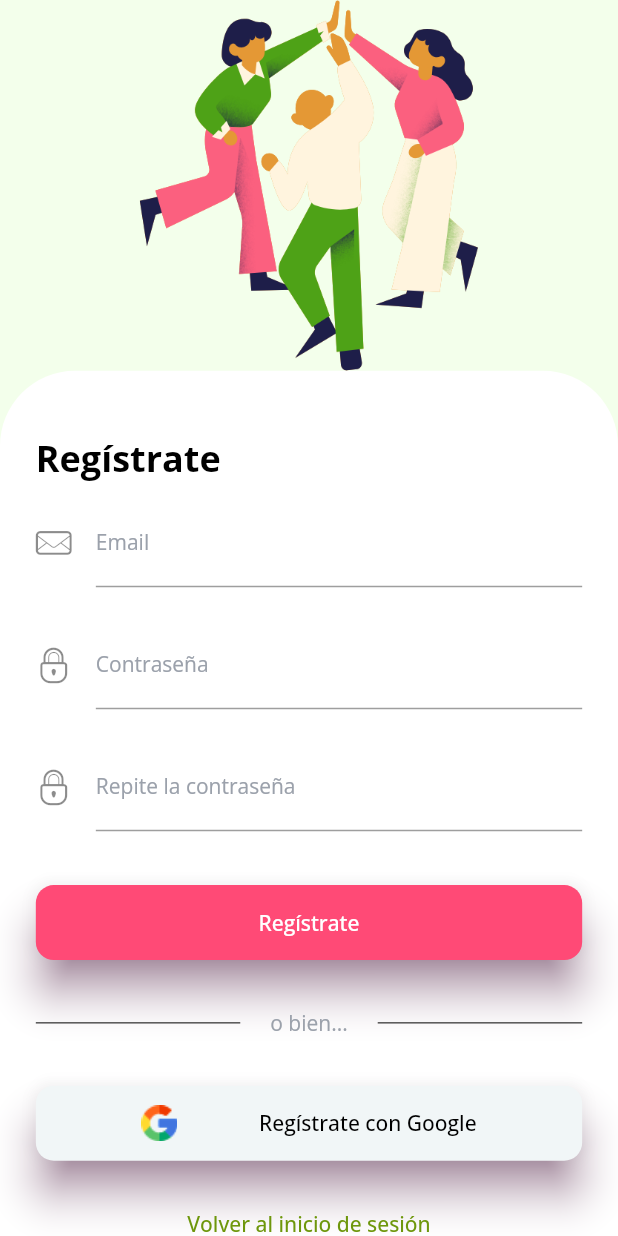
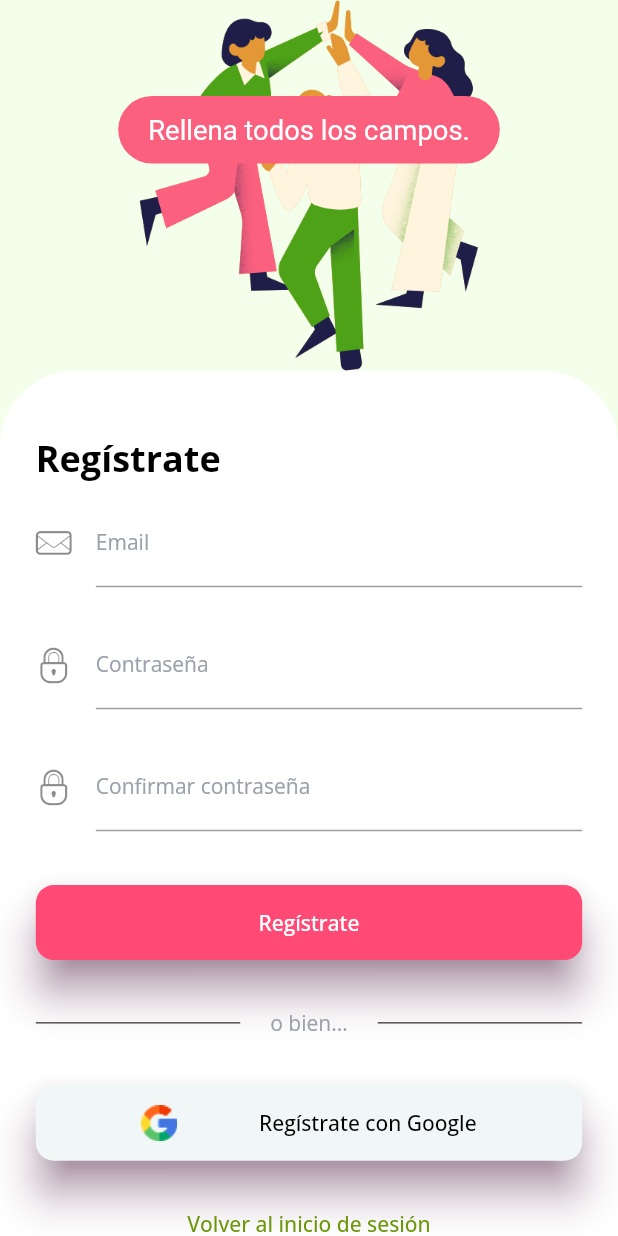
Before and after one commit to Elisallysa/finalProject_tothem, a Flutter app: the Signup screen opened directly, after a tap on "Regístrate", on a phone screen of 412 x 824 dp. Run offline on Flutter 3.47's test engine with Material 2 defaults, Android fonts, the phone set to English and light mode, and no system bars; our stand-ins replace equatable, firebase_auth, firebase_core, flutter_bloc, flutter_screenutil, fluttertoast and 2 more; accounts and stored records are empty; generated files the repository leaves out were written again; network calls fail.

Commit message:
Login and Sign up functional

```diff
--- a/lib/main2.dart
+++ b/lib/main2.dart
@@ -37,7 +37,8 @@ class TothemApp extends StatelessWidget {
               '/login': (_) => const Login(),
               '/signin': (_) => const Signup()
             },
-              )),
+            theme: TothemTheme.getTothemTheme()),
+      ),
     );
   }
 }
--- a/lib/screens/welcome/bloc/welcome_blocs.dart
+++ b/lib/screens/welcome/bloc/welcome_blocs.dart
@@ -3,19 +3,25 @@ import 'package:tothem/screens/welcome/bloc/welcome_events.dart';
 import 'package:tothem/screens/welcome/bloc/welcome_states.dart';
 
 class WelcomeBloc extends Bloc<WelcomeEvent, WelcomeState> {
-  WelcomeBloc() : super(WelcomeState()) {
+  WelcomeBloc() : super(const WelcomeState()) {
     on<MailEvent>(_mailEvent);
 
     on<PwdEvent>(_pwdEvent);
+
+    on<RePwdEvent>(_repeatPwdEvent);
   }
 
   void _mailEvent(MailEvent event, Emitter<WelcomeState> emit) {
-    print('myemail is ${event.mail}');
+    //print('myemail is ${event.mail}');
     emit(state.copyWith(mail: event.mail));
   }
 
   void _pwdEvent(PwdEvent event, Emitter<WelcomeState> emit) {
-    print('my pass is ${event.password}');
+    //print('my pass is ${event.password}');
     emit(state.copyWith(password: event.password));
   }
+
+  void _repeatPwdEvent(RePwdEvent event, Emitter<WelcomeState> emit) {
+    emit(state.copyWith(repeatPassword: event.repeatPassword));
+  }
 }
--- a/lib/screens/welcome/bloc/welcome_events.dart
+++ b/lib/screens/welcome/bloc/welcome_events.dart
@@ -1,15 +1,22 @@
-class WelcomeEvents {}
-
 abstract class WelcomeEvent {
+// Abstract class containing Log in and Sign up events.
   const WelcomeEvent();
 }
 
 class MailEvent extends WelcomeEvent {
+// MailEvent event class gets a String with the Email address value.
   final String mail;
   const MailEvent(this.mail);
 }
 
 class PwdEvent extends WelcomeEvent {
+// PwdEvent event class gets a String with the password value.
   final String password;
   const PwdEvent(this.password);
 }
+
+class RePwdEvent extends WelcomeEvent {
+  // RePwdEvent class gets a String with the repeat password value.
+  final String repeatPassword;
+  const RePwdEvent(this.repeatPassword);
+}
--- a/lib/screens/welcome/bloc/welcome_states.dart
+++ b/lib/screens/welcome/bloc/welcome_states.dart
@@ -1,12 +1,23 @@
+/// [WelcomeState] transmits the events happening in Log-in and Sign-up to BLoC
+/// in order to perform the corresponding logic.
 class WelcomeState {
-  int page;
   final String mail;
   final String password;
+  final String repeatPassword;
 
-  WelcomeState({this.page = 0, this.mail = "", this.password = ""});
+  /// [WelcomeState] unnamed constructor. [mail], [password] and [repeatPassword]
+  /// are optional named parameters. This way the constructor can be called without
+  /// explicitly setting the parameters' values.
+  const WelcomeState(
+      {this.mail = "", this.password = "", this.repeatPassword = ""});
 
-  WelcomeState copyWith({String? mail, String? password}) {
+  /// Allows the creation of an user object with or without the attributes declared
+  /// in [WelcomeState]. This copies the parameters of a previous object if any.
+  WelcomeState copyWith(
+      {String? mail, String? password, String? repeatPassword}) {
     return WelcomeState(
-        mail: mail ?? this.mail, password: password ?? this.password);
+        mail: mail ?? this.mail,
+        password: password ?? this.password,
+        repeatPassword: repeatPassword ?? this.repeatPassword);
   }
 }
--- a/lib/screens/welcome/signup_screen.dart
+++ b/lib/screens/welcome/signup_screen.dart
@@ -1,10 +1,6 @@
 import 'package:flutter/material.dart';
 import 'package:flutter_bloc/flutter_bloc.dart';
-import 'package:tothem/screens/welcome/bloc/welcome_events.dart';
-import 'package:tothem/screens/welcome/widgets/login_widgets.dart';
-import 'package:tothem/theme/tothem_theme.dart';
-import 'bloc/welcome_blocs.dart';
-import 'bloc/welcome_states.dart';
+import 'package:tothem/screens/screens.dart';
 
 class Signup extends StatefulWidget {
   const Signup({Key? key}) : super(key: key);
@@ -27,23 +23,40 @@ class _SignupState extends State<Signup> {
             child: Scaffold(
                 backgroundColor: TothemTheme.lightGreen,
                 body: SingleChildScrollView(
-                    child: buildSigninComponents(context, (value) {
+                    child: buildSignupComponents(context, (value) {
                   context.read<WelcomeBloc>().add(MailEvent(value));
                 }, (value) {
                   context.read<WelcomeBloc>().add(PwdEvent(value));
+                }, (value) {
+                  context.read<WelcomeBloc>().add(RePwdEvent(value));
+                }, () {
+                  WelcomeController(context: context).handleSignUp("mail");
+                }, () {
+                  WelcomeController(context: context).handleSignUp("google");
                 }))));
       }),
     );
   }
 }
 
-Widget buildSigninComponents(
+Widget buildSignupComponents(
     BuildContext context,
     void Function(String value)? mailFunction,
-    void Function(String value)? pwdFunction) {
+    void Function(String value)? pwdFunction,
+    void Function(String value)? rePwdFunction,
+    void Function() handleSignUp,
+    void Function() handleGoogleSignUp) {
   return Column(children: [
     buildUpperBox(context, 0.30, '9.png'),
     buildLowerBox(
-        context, Colors.white, false, 'Regístrate', mailFunction, pwdFunction)
+        context: context,
+        color: Colors.white,
+        wrongCredentials: false,
+        title: 'Regístrate',
+        mailFunction: mailFunction,
+        pwdFunction: pwdFunction,
+        rePwdFunction: rePwdFunction,
+        buttonFunction: handleSignUp,
+        googleButtonFunction: handleGoogleSignUp)
   ]);
 }
--- a/lib/screens/welcome/welcome_controller.dart
+++ b/lib/screens/welcome/welcome_controller.dart
@@ -1,7 +1,9 @@
 import 'package:firebase_auth/firebase_auth.dart';
 import 'package:flutter/material.dart';
 import 'package:flutter_bloc/flutter_bloc.dart';
+import 'package:google_sign_in/google_sign_in.dart';
 import 'package:tothem/screens/welcome/bloc/welcome_blocs.dart';
+import 'package:tothem/widgets/flutter_toast.dart';
 
 class WelcomeController {
   final BuildContext context;
@@ -17,16 +19,25 @@ class WelcomeController {
         String emailAddress = state.mail;
         String pwd = state.password;
         if (emailAddress.isEmpty) {
-          //TO DO
+          toastInfo(msg: "Introduce tu Email.");
         }
         if (pwd.isEmpty) {
-          //TO DO
+          toastInfo(msg: "Introduce tu contraseña.");
         }
         try {
           final credentials = await FirebaseAuth.instance
               .signInWithEmailAndPassword(email: emailAddress, password: pwd);
-          if (credentials.user == null) {}
-          if (!credentials.user!.emailVerified) {}
+          if (credentials.user == null) {
+            toastInfo(
+                msg:
+                    "Email no registrado. Revisa tu Email o regístrate en la página de registro.");
+          }
+          if (!credentials.user!.emailVerified) {
+            toastInfo(
+                msg:
+                    "Aún no has verificado tu cuenta. Por favor, revisa tus Emails y verifícala.",
+                backgroundColor: Colors.black);
+          }
 
           var user = credentials.user;
           if (user != null) {
@@ -34,10 +45,90 @@ class WelcomeController {
           } else {
             // We get an error when verifying user
           }
+        } on FirebaseAuthException catch (e) {
+          if (e.code == 'user-not-found') {
+            toastInfo(msg: "Usuario no encontrado.");
+          } else if (e.code == 'wrong-password') {
+            toastInfo(msg: "Contraseña incorrecta.");
+          } else if (e.code == 'invalid-email') {
+            toastInfo(msg: "El Email parece incorrecto. Revísalo.");
+          }
         } catch (e) {
-          print(e);
+          toastInfo(msg: "¡Ups! Error inesperado. Recarga la aplicación.");
         }
+      } else if (type == 'google') {
+        _handleGoogleSignIn();
       }
     } catch (e) {}
   }
+
+  Future<void> handleSignUp(String type) async {
+    try {
+      if (type == "mail") {
+        final state = context.read<WelcomeBloc>().state;
+        String emailAddress = state.mail;
+        String pwd = state.password;
+        String rePwd = state.repeatPassword;
+
+        if (emailAddress.isEmpty || pwd.isEmpty || rePwd.isEmpty) {
+          toastInfo(msg: "Rellena todos los campos.");
+        } else if (pwd != rePwd) {
+          toastInfo(msg: "Las contraseñas no coinciden.");
+        } else {
+          try {
+            final credentials = await FirebaseAuth.instance
+                .createUserWithEmailAndPassword(
+                    email: emailAddress, password: pwd);
+            if (credentials.user == null) {
+              toastInfo(
+                  msg:
+                      "Ha habido algún error en el registro. Pruebe otra vez.");
+            }
+            if (!credentials.user!.emailVerified) {
+              toastInfo(msg: "¡Bienvenido! Recuerda verificar tu Email.");
+              // TO DO: OPEN HOME
+            }
+
+            var user = credentials.user;
+            if (user != null) {
+              // We get a verified user from Firebase
+            } else {
+              // We get an error when verifying user
+            }
+          } on FirebaseAuthException catch (e) {
+            if (e.code == 'email-already-in-use') {
+              toastInfo(msg: "Esta cuenta ya está registrada.");
+            } else if (e.code == 'weak-password') {
+              toastInfo(
+                  msg: "La contraseña debe contener mínimo 6 caracteres.");
+            } else if (e.code == 'invalid-email') {
+              toastInfo(
+                  msg:
+                      "El Email parece incorrecto. Revísalo o utiliza otra dirección de Email.");
+            }
+          } catch (e) {
+            toastInfo(msg: "¡Ups! Error inesperado. Recarga la aplicación.");
+          }
+        }
+      } else if (type == 'google') {
+        _handleGoogleSignIn();
+      }
+    } catch (e) {}
+  }
+
+  /// Handles registering user with Google account.
+  Future<void> _handleGoogleSignIn() async {
+    // Begin interactive log in process
+    final GoogleSignInAccount? googleUser = await GoogleSignIn().signIn();
+
+    // Obtain authentication details from request
+    final GoogleSignInAuthentication googleAuth =
+        await googleUser!.authentication;
+
+    // Create credentials for the user
+    final credential = GoogleAuthProvider.credential(
+        accessToken: googleAuth.accessToken, idToken: googleAuth.idToken);
+
+    FirebaseAuth.instance.signInWithCredential(credential);
+  }
 }
--- a/lib/screens/welcome/widgets/login_widgets.dart
+++ b/lib/screens/welcome/widgets/login_widgets.dart
@@ -12,12 +12,15 @@ SizedBox buildUpperBox(
 }
 
 Container buildLowerBox(
-    BuildContext context,
-    Color color,
-    bool wrongCredentials,
-    String title,
-    void Function(String value)? mailFunction,
-    void Function(String value)? pwdFunction) {
+    {required BuildContext context,
+    required Color color,
+    required bool wrongCredentials,
+    required String title,
+    required void Function(String value)? mailFunction,
+    required void Function(String value)? pwdFunction,
+    void Function(String value)? rePwdFunction,
+    required void Function() buttonFunction,
+    required void Function() googleButtonFunction}) {
   return Container(
     decoration: BoxDecoration(
         color: color,
@@ -32,7 +35,8 @@ Container buildLowerBox(
               wrongCredentials: wrongCredentials,
               title: title,
               mailFunction: mailFunction,
-              pwdFunction: pwdFunction),
+              pwdFunction: pwdFunction,
+              rePwdFunction: rePwdFunction),
           ElevatedButton(
               style: OutlinedButton.styleFrom(
                 backgroundColor: TothemTheme.accentPink,
@@ -42,7 +46,7 @@ Container buildLowerBox(
                 shadowColor: const Color.fromARGB(255, 128, 36, 105),
                 fixedSize: const Size(double.maxFinite, 50),
               ),
-              onPressed: () {},
+              onPressed: buttonFunction,
               child: Text(title, style: TothemTheme.buttonTextW)),
           SizedBox(
             height: 20.h,
@@ -78,7 +82,7 @@ Container buildLowerBox(
                 shadowColor: const Color.fromARGB(255, 128, 36, 105),
                 fixedSize: const Size(double.maxFinite, 50),
               ),
-              onPressed: () {},
+              onPressed: googleButtonFunction,
               child: Row(
                 mainAxisAlignment: MainAxisAlignment.spaceEvenly,
                 children: [
@@ -110,7 +114,8 @@ Form _reusableForm(
     {required String title,
     required bool wrongCredentials,
     void Function(String value)? mailFunction,
-    required void Function(String value)? pwdFunction}) {
+    required void Function(String value)? pwdFunction,
+    void Function(String value)? rePwdFunction}) {
   return Form(
     child: Column(
       children: [
@@ -139,10 +144,10 @@ Form _reusableForm(
           visible: title == 'Regístrate',
           child: Column(children: [
             _reusableTextField(
-                labelText: 'Repite la contraseña',
+                labelText: 'Confirmar contraseña',
                 hintText: 'Repite tu contraseña',
                 icon: const Icon(Tothem.lock),
-                function: (value) => pwdFunction!(value)),
+                function: (value) => rePwdFunction!(value)),
             SizedBox(
               height: 20.h,
             )
@@ -172,7 +177,7 @@ TextField _reusableTextField(
     required void Function(String value) function}) {
   return TextField(
     onChanged: (value) => function(value),
-    obscureText: labelText == 'Contraseña' ? true : false,
+    obscureText: labelText.contains('ontraseña') ? true : false,
     keyboardType: labelText == 'Email'
         ? TextInputType.emailAddress
         : TextInputType.multiline,
--- /dev/null
+++ b/lib/widgets/flutter_toast.dart
@@ -0,0 +1,18 @@
+import 'package:flutter/material.dart';
+import 'package:flutter_screenutil/flutter_screenutil.dart';
+import 'package:fluttertoast/fluttertoast.dart';
+import 'package:tothem/theme/tothem_theme.dart';
+
+toastInfo(
+    {required String msg,
+    Color backgroundColor = TothemTheme.brinkPink,
+    Color textColor = Colors.white}) {
+  return Fluttertoast.showToast(
+      msg: msg,
+      toastLength: Toast.LENGTH_SHORT,
+      gravity: ToastGravity.TOP,
+      timeInSecForIosWeb: 3,
+      backgroundColor: backgroundColor,
+      textColor: textColor,
+      fontSize: 16.sp);
+}
--- a/pubspec.yaml
+++ b/pubspec.yaml
@@ -18,10 +18,12 @@ dependencies:
   provider: ^6.0.5
   flutter_screenutil: ^5.7.0
   google_fonts: ^4.0.3
+  google_sign_in: ^6.1.0
   firebase_auth: ^4.4.1
   firebase_core: ^2.9.0
   change_app_package_name: ^1.1.0
   equatable: ^2.0.5
+  fluttertoast: ^8.2.1
 
 dev_dependencies:
   flutter_test:
```
Also changed, not shown: lib/screens/screens.dart (+6 -1 lines), lib/screens/welcome/login_screen.dart (+17 -3 lines), lib/theme/tothem_theme.dart (+18 -1 lines), pubspec.lock, 1 other file. Lines whose indentation alone changed are shown as unchanged.
